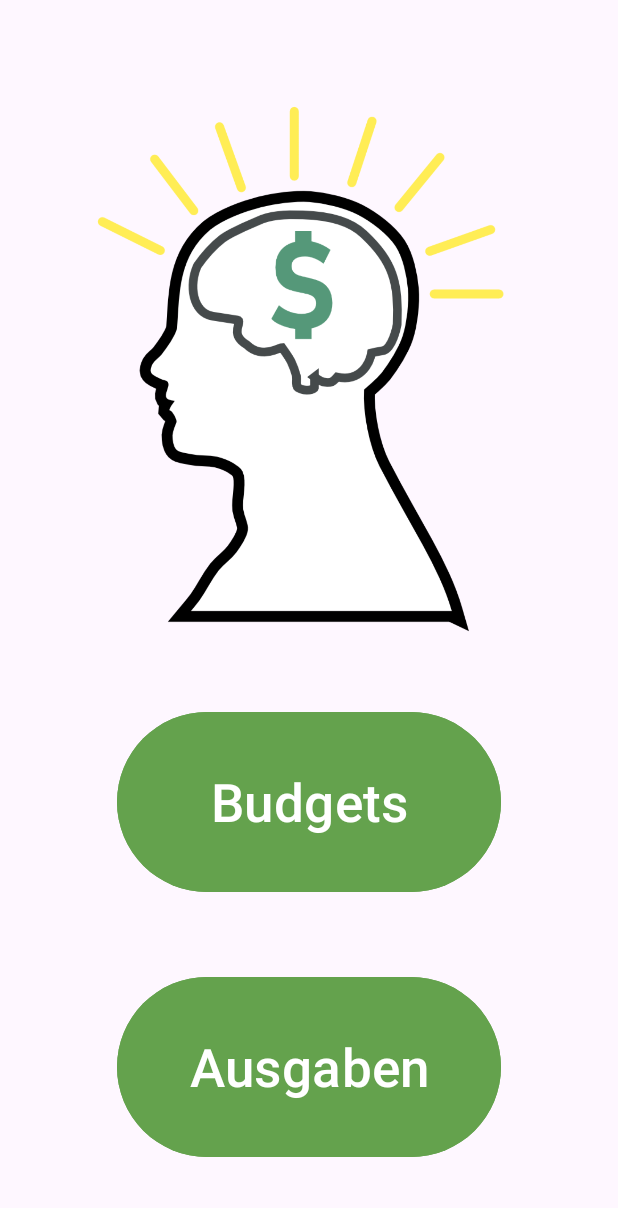
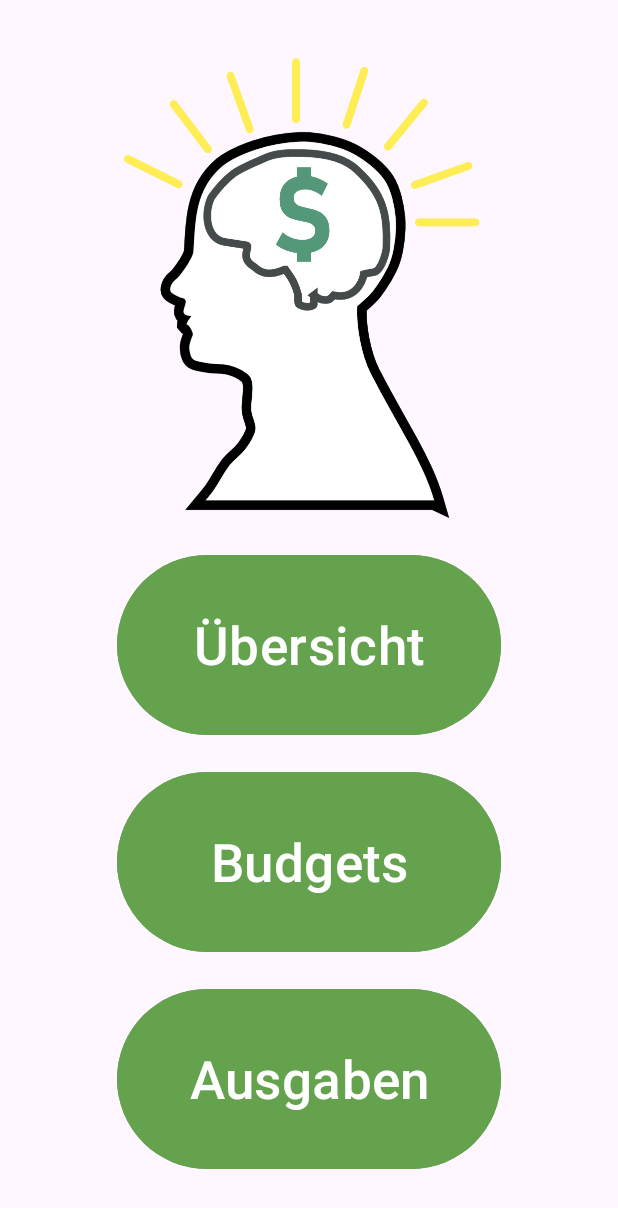
Before and after one commit to Falkenhorst14/BudgetHeld, an Android app: the screen it shows after launch (MainActivity), on a phone screen of 412 x 824 dp. Shown: the top 1208 px of the screen. Run offline under Robolectric (Android 15) with nearby library versions, the phone set to English and light mode, and no system bars.

Commit message:
Fitted third Button Overview on MainActivity.java

```diff
--- a/app/src/main/AndroidManifest.xml
+++ b/app/src/main/AndroidManifest.xml
@@ -12,6 +12,9 @@
         android:supportsRtl="true"
         android:theme="@style/Theme.BudgetHeld"
         tools:targetApi="31">
+        <activity
+            android:name=".Overview"
+            android:exported="false" />
         <activity
             android:name=".Ausgaben"
             android:exported="false" />
--- a/app/src/main/java/com/example/budgetheld/MainActivity.java
+++ b/app/src/main/java/com/example/budgetheld/MainActivity.java
@@ -15,6 +15,7 @@ public class MainActivity extends AppCompatActivity {
 
     private Button btnBudgets;
     private Button btnAusgaben;
+
 
 
     @Override
--- a/app/src/main/res/layout/activity_main.xml
+++ b/app/src/main/res/layout/activity_main.xml
@@ -18,11 +18,26 @@
         app:layout_constraintStart_toStartOf="parent"
         app:layout_constraintTop_toTopOf="parent" />
 
+
+    <Button
+        android:id="@+id/btnOverview"
+        android:layout_width="256dp"
+        android:layout_height="128dp"
+        app:layout_constraintStart_toStartOf="parent"
+        app:layout_constraintEnd_toEndOf="parent"
+        app:layout_constraintTop_toBottomOf="@+id/imvMoneyHead"
+        app:layout_constraintBottom_toTopOf="@id/btnBudgets"
+        android:backgroundTint="@color/matcolpal_900"
+        android:text="Übersicht"
+        android:textSize="35dp"
+        tools:layout_editor_absoluteX="133dp"
+        tools:layout_editor_absoluteY="246dp" />
+
     <Button
         android:id="@+id/btnBudgets"
         android:layout_width="256dp"
         android:layout_height="128dp"
-        app:layout_constraintTop_toBottomOf="@+id/tvWelcome"
+        app:layout_constraintTop_toBottomOf="@+id/btnOverview"
         app:layout_constraintBottom_toTopOf="@id/btnAusgaben"
         app:layout_constraintStart_toStartOf="parent"
         app:layout_constraintEnd_toEndOf="parent"
@@ -36,10 +51,11 @@
         android:id="@+id/btnAusgaben"
         android:layout_width="256dp"
         android:layout_height="128dp"
+        android:layout_marginBottom="24dp"
+        app:layout_constraintStart_toStartOf="parent"
+        app:layout_constraintEnd_toEndOf="parent"
         app:layout_constraintTop_toBottomOf="@+id/btnBudgets"
         app:layout_constraintBottom_toBottomOf="parent"
-        app:layout_constraintStart_toStartOf="parent"
-        app:layout_constraintEnd_toEndOf="parent"
         android:backgroundTint="@color/matcolpal_900"
         android:text="Ausgaben"
         android:textSize="35dp"
@@ -47,11 +63,13 @@
         tools:layout_editor_absoluteY="246dp" />
 
     <ImageView
-        android:id="@+id/imageView"
-        android:layout_width="325dp"
+        android:id="@+id/imvMoneyHead"
+        android:adjustViewBounds="true"
+        android:scaleType="centerCrop"
+        android:layout_width="285dp"
         android:layout_height="wrap_content"
         app:layout_constraintTop_toTopOf="parent"
-        app:layout_constraintBottom_toTopOf="@id/btnBudgets"
+        app:layout_constraintBottom_toTopOf="@id/btnOverview"
         app:layout_constraintLeft_toLeftOf="parent"
         app:layout_constraintRight_toRightOf="parent"
         app:srcCompat="@drawable/moneyhead"
```
Also changed, not shown: app/src/main/java/com/example/budgetheld/Overview.java (added, +24 -0 lines), app/src/main/res/layout/activity_overview.xml (added, +10 -0 lines).
